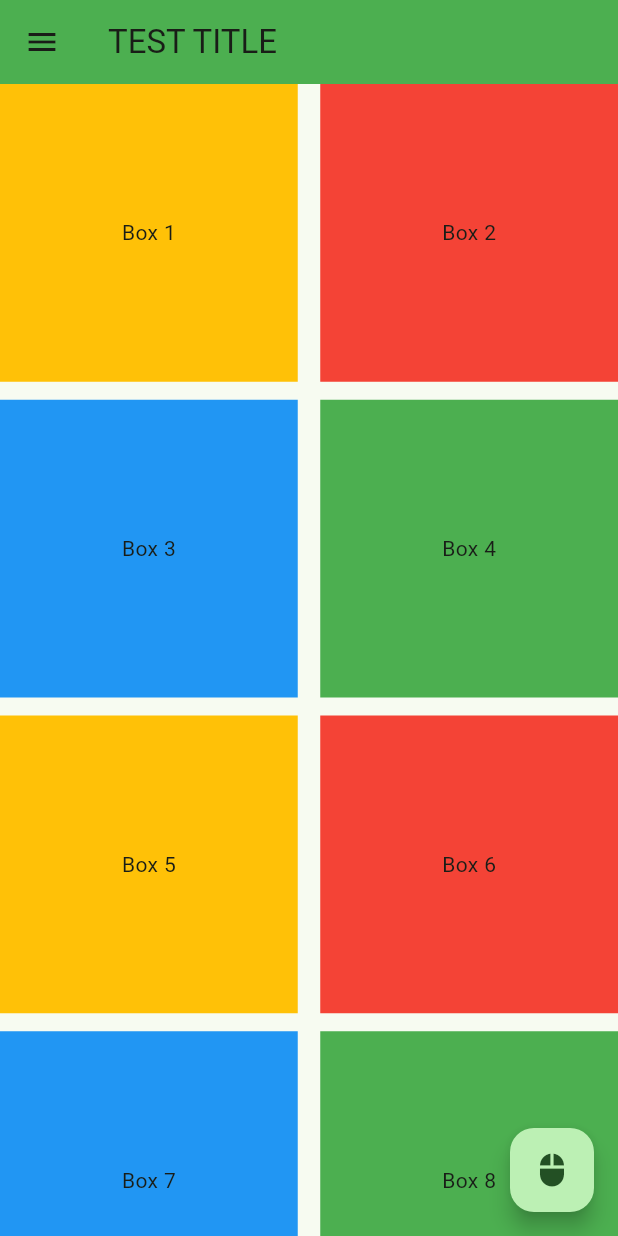
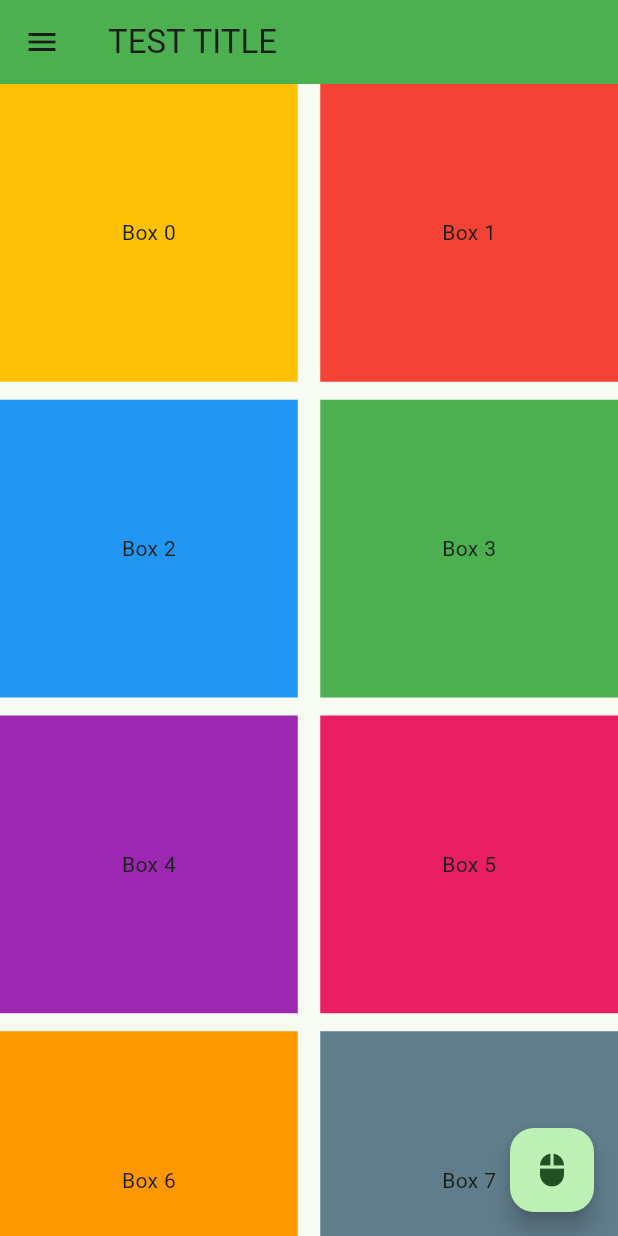
Before and after one commit to llilliililli/fluuterStudy, a Flutter app: the screen it shows after launch, on a phone screen of 412 x 824 dp. Run offline on Flutter 3.47's test engine with Material 3 defaults, Android fonts, the phone set to English and light mode, and no system bars.

Commit message:
flutter 8강 - GridView 사용하기2 ( GridView.builder )

```diff
--- a/lib/main.dart
+++ b/lib/main.dart
@@ -55,6 +55,57 @@ class _MyHomePageState extends State<MyHomePage> {
      {
       "title": "Sample Title 6",
       "color": Colors.purple
+    },
+  ];
+
+  var postList2 = [
+    {
+      "number" : "0",
+      "color" : Colors.amber
+    },
+     {
+      "number" : "1",
+      "color" : Colors.red
+    },
+     {
+      "number" : "2",
+      "color" : Colors.blue
+    },
+     {
+      "number" : "3",
+      "color" : Colors.green
+    },
+     {
+      "number" : "4",
+      "color" : Colors.purple
+    },
+     {
+      "number" : "5",
+      "color" : Colors.pink
+    },
+     {
+      "number" : "6",
+      "color" : Colors.orange
+    },
+     {
+      "number" : "7",
+      "color" : Colors.blueGrey
+    },
+     {
+      "number" : "8",
+      "color" : Colors.deepPurple
+    },
+     {
+      "number" : "9",
+      "color" : Colors.greenAccent
+    },
+     {
+      "number" : "10",
+      "color" : Colors.redAccent
+    },
+     {
+      "number" : "11",
+      "color" : Colors.yellowAccent
     },
   ];
 
@@ -206,32 +257,46 @@ class _MyHomePageState extends State<MyHomePage> {
       //   },
       //   ),
 
-      GridView(
-        // scrollDirection: Axis.horizontal, //가로축 스크롤
+      // GridView( //part7 GridView 사용하기
+      //   // scrollDirection: Axis.horizontal, //가로축 스크롤
+      //   gridDelegate: SliverGridDelegateWithFixedCrossAxisCount(
+      //     crossAxisCount: 2,
+      //     crossAxisSpacing: 15.0,
+      //     mainAxisSpacing: 12.0,
+      //     ),
+      //   children: [
+      //     postContainerGrid(number: "1"),
+      //     postContainerGrid(number: "2",colorData: Colors.red),
+      //     postContainerGrid(number: "3",colorData: Colors.blue),
+      //     postContainerGrid(number: "4",colorData: Colors.green),
+      //     postContainerGrid(number: "5"),
+      //     postContainerGrid(number: "6",colorData: Colors.red),
+      //     postContainerGrid(number: "7",colorData: Colors.blue),
+      //     postContainerGrid(number: "8",colorData: Colors.green),
+      //     postContainerGrid(number: "9"),
+      //     postContainerGrid(number: "10",colorData: Colors.red),
+      //     postContainerGrid(number: "11",colorData: Colors.blue),
+      //     postContainerGrid(number: "12",colorData: Colors.green),
+      //     postContainerGrid(number: "13"),
+      //     postContainerGrid(number: "14",colorData: Colors.red),
+      //     postContainerGrid(number: "15",colorData: Colors.blue),
+      //     postContainerGrid(number: "16",colorData: Colors.green),
+      //   ],
+      // ),
+
+      GridView.builder( //part8 GridView builder
         gridDelegate: SliverGridDelegateWithFixedCrossAxisCount(
           crossAxisCount: 2,
           crossAxisSpacing: 15.0,
-          mainAxisSpacing: 12.0,
+          mainAxisSpacing: 12.0
           ),
-        children: [
-          postContainerGrid(number: "1"),
-          postContainerGrid(number: "2",colorData: Colors.red),
-          postContainerGrid(number: "3",colorData: Colors.blue),
-          postContainerGrid(number: "4",colorData: Colors.green),
-          postContainerGrid(number: "5"),
-          postContainerGrid(number: "6",colorData: Colors.red),
-          postContainerGrid(number: "7",colorData: Colors.blue),
-          postContainerGrid(number: "8",colorData: Colors.green),
-          postContainerGrid(number: "9"),
-          postContainerGrid(number: "10",colorData: Colors.red),
-          postContainerGrid(number: "11",colorData: Colors.blue),
-          postContainerGrid(number: "12",colorData: Colors.green),
-          postContainerGrid(number: "13"),
-          postContainerGrid(number: "14",colorData: Colors.red),
-          postContainerGrid(number: "15",colorData: Colors.blue),
-          postContainerGrid(number: "16",colorData: Colors.green),
-        ],
-      ),
+        itemCount: postList2.length,
+        itemBuilder: (BuildContext con, int index){
+          return postContainerGrid(
+            number:  postList2[index]["number"] as String,
+            colorData: postList2[index]["color"] as Color,
+          );
+        }),
 
       floatingActionButton: FloatingActionButton( // 플로팅버튼
         onPressed: () => print("clicked"),
@@ -263,7 +328,7 @@ class _MyHomePageState extends State<MyHomePage> {
     );
   }
 
-  Widget postContainerGrid({String number = "0", Color colorData = Colors.amber}){
+  Widget postContainerGrid({String number = "0", Color colorData = Colors.amber}){ //part7,8 GridView Container Widget
     return Container(
             height: 100,
             color: colorData,
```
